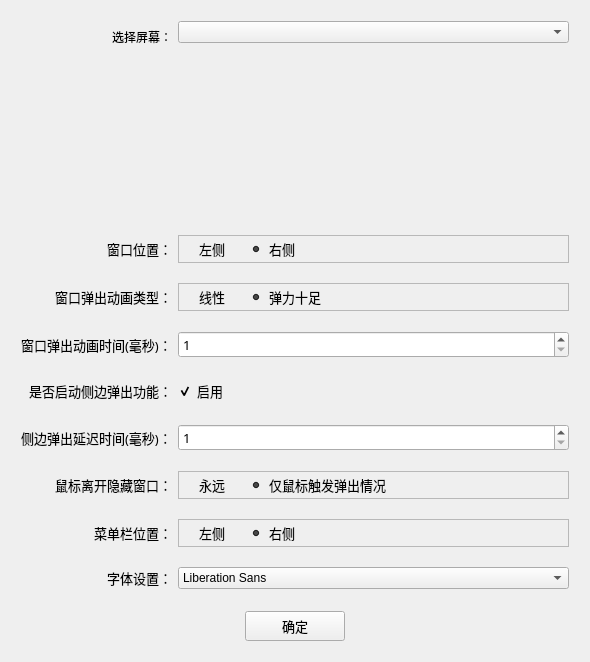
baby7/agile-tiles, file src/card/main_card/SettingCard/setting/setting_screen_form.ui: the form before one commit.
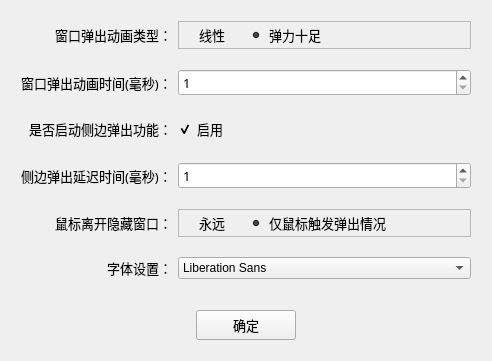
The form after the commit.

```diff
--- a/src/card/main_card/SettingCard/setting/setting_screen_form.ui
+++ b/src/card/main_card/SettingCard/setting/setting_screen_form.ui
@@ -6,8 +6,8 @@
    <rect>
     <x>0</x>
     <y>0</y>
-    <width>590</width>
-    <height>662</height>
+    <width>492</width>
+    <height>361</height>
    </rect>
   </property>
   <property name="windowTitle">
@@ -39,128 +39,7 @@
        <property name="verticalSpacing">
         <number>20</number>
        </property>
-       <item row="1" column="0">
-        <widget class="QLabel" name="label_2">
-         <property name="minimumSize">
-          <size>
-           <width>0</width>
-           <height>20</height>
-          </size>
-         </property>
-         <property name="font">
-          <font>
-           <family>思源黑体</family>
-           <pointsize>10</pointsize>
-          </font>
-         </property>
-         <property name="styleSheet">
-          <string notr="true">background: transparent;</string>
-         </property>
-         <property name="text">
-          <string>窗口位置：</string>
-         </property>
-        </widget>
-       </item>
-       <item row="1" column="1">
-        <widget class="QFrame" name="frame">
-         <property name="styleSheet">
-          <string notr="true"/>
-         </property>
-         <property name="frameShape">
-          <enum>QFrame::StyledPanel</enum>
-         </property>
-         <property name="frameShadow">
-          <enum>QFrame::Raised</enum>
-         </property>
-         <layout class="QGridLayout" name="gridLayout">
-          <property name="leftMargin">
-           <number>0</number>
-          </property>
-          <property name="topMargin">
-           <number>0</number>
-          </property>
-          <property name="rightMargin">
-           <number>0</number>
-          </property>
-          <property name="bottomMargin">
-           <number>0</number>
-          </property>
-          <property name="spacing">
-           <number>0</number>
-          </property>
-          <item row="0" column="0">
-           <layout class="QHBoxLayout" name="horizontalLayout">
-            <property name="spacing">
-             <number>0</number>
-            </property>
-            <item>
-             <widget class="QRadioButton" name="radio_button_form_location_left">
-              <property name="minimumSize">
-               <size>
-                <width>70</width>
-                <height>20</height>
-               </size>
-              </property>
-              <property name="maximumSize">
-               <size>
-                <width>70</width>
-                <height>16777215</height>
-               </size>
-              </property>
-              <property name="sizeIncrement">
-               <size>
-                <width>0</width>
-                <height>0</height>
-               </size>
-              </property>
-              <property name="font">
-               <font>
-                <family>思源黑体</family>
-                <pointsize>10</pointsize>
-               </font>
-              </property>
-              <property name="styleSheet">
-               <string notr="true">background: transparent;</string>
-              </property>
-              <property name="text">
-               <string>左侧</string>
-              </property>
-              <property name="checked">
-               <bool>false</bool>
-              </property>
-             </widget>
-            </item>
-            <item>
-             <widget class="QRadioButton" name="radio_button_form_location_right">
-              <property name="minimumSize">
-               <size>
-                <width>0</width>
-                <height>20</height>
-               </size>
-              </property>
-              <property name="font">
-               <font>
-                <family>思源黑体</family>
-                <pointsize>10</pointsize>
-               </font>
-              </property>
-              <property name="styleSheet">
-               <string notr="true">background: transparent;</string>
-              </property>
-              <property name="text">
-               <string>右侧</string>
-              </property>
-              <property name="checked">
-               <bool>true</bool>
-              </property>
-             </widget>
-            </item>
-           </layout>
-          </item>
-         </layout>
-        </widget>
-       </item>
-       <item row="2" column="0">
+       <item row="0" column="0">
         <widget class="QLabel" name="label">
          <property name="minimumSize">
           <size>
@@ -182,7 +61,7 @@
          </property>
         </widget>
        </item>
-       <item row="2" column="1">
+       <item row="0" column="1">
         <widget class="QFrame" name="frame_4">
          <property name="styleSheet">
           <string notr="true"/>
@@ -278,7 +157,7 @@
          </layout>
         </widget>
        </item>
-       <item row="3" column="0">
+       <item row="1" column="0">
         <widget class="QLabel" name="label_3">
          <property name="minimumSize">
           <size>
@@ -300,7 +179,7 @@
          </property>
         </widget>
        </item>
-       <item row="3" column="1">
+       <item row="1" column="1">
         <layout class="QHBoxLayout" name="horizontalLayout_2">
          <item>
           <widget class="QSpinBox" name="spin_box_form_animation_time">
@@ -329,7 +208,7 @@
          </item>
         </layout>
        </item>
-       <item row="4" column="0">
+       <item row="2" column="0">
         <widget class="QLabel" name="label_5">
          <property name="minimumSize">
           <size>
@@ -351,7 +230,7 @@
          </property>
         </widget>
        </item>
-       <item row="4" column="1">
+       <item row="2" column="1">
         <widget class="QCheckBox" name="check_box_side_popup">
          <property name="minimumSize">
           <size>
@@ -376,7 +255,7 @@
          </property>
         </widget>
        </item>
-       <item row="5" column="0">
+       <item row="3" column="0">
         <widget class="QLabel" name="label_6">
          <property name="minimumSize">
           <size>
@@ -398,7 +277,7 @@
          </property>
         </widget>
        </item>
-       <item row="5" column="1">
+       <item row="3" column="1">
         <layout class="QHBoxLayout" name="horizontalLayout_3">
          <item>
           <widget class="QSpinBox" name="spin_box_side_popup_animation_time">
@@ -427,7 +306,7 @@
          </item>
         </layout>
        </item>
-       <item row="6" column="0">
+       <item row="4" column="0">
         <widget class="QLabel" name="label_8">
          <property name="minimumSize">
           <size>
@@ -449,7 +328,7 @@
          </property>
         </widget>
        </item>
-       <item row="6" column="1">
+       <item row="4" column="1">
         <widget class="QFrame" name="frame_2">
          <property name="styleSheet">
           <string notr="true"/>
@@ -548,128 +427,7 @@
          </layout>
         </widget>
        </item>
-       <item row="7" column="0">
-        <widget class="QLabel" name="label_9">
-         <property name="minimumSize">
-          <size>
-           <width>0</width>
-           <height>20</height>
-          </size>
-         </property>
-         <property name="font">
-          <font>
-           <family>思源黑体</family>
-           <pointsize>10</pointsize>
-          </font>
-         </property>
-         <property name="styleSheet">
-          <string notr="true">background: transparent;</string>
-         </property>
-         <property name="text">
-          <string>菜单栏位置：</string>
-         </property>
-        </widget>
-       </item>
-       <item row="7" column="1">
-        <widget class="QFrame" name="frame_3">
-         <property name="styleSheet">
-          <string notr="true"/>
-         </property>
-         <property name="frameShape">
-          <enum>QFrame::StyledPanel</enum>
-         </property>
-         <property name="frameShadow">
-          <enum>QFrame::Raised</enum>
-         </property>
-         <layout class="QGridLayout" name="gridLayout_4">
-          <property name="leftMargin">
-           <number>0</number>
-          </property>
-          <property name="topMargin">
-           <number>0</number>
-          </property>
-          <property name="rightMargin">
-           <number>0</number>
-          </property>
-          <property name="bottomMargin">
-           <number>0</number>
-          </property>
-          <property name="spacing">
-           <number>0</number>
-          </property>
-          <item row="0" column="0">
-           <layout class="QHBoxLayout" name="horizontalLayout_5">
-            <property name="spacing">
-             <number>0</number>
-            </property>
-            <item>
-             <widget class="QRadioButton" name="radio_button_menu_location_left">
-              <property name="minimumSize">
-               <size>
-                <width>70</width>
-                <height>20</height>
-               </size>
-              </property>
-              <property name="maximumSize">
-               <size>
-                <width>70</width>
-                <height>16777215</height>
-               </size>
-              </property>
-              <property name="sizeIncrement">
-               <size>
-                <width>0</width>
-                <height>0</height>
-               </size>
-              </property>
-              <property name="font">
-               <font>
-                <family>思源黑体</family>
-                <pointsize>10</pointsize>
-               </font>
-              </property>
-              <property name="styleSheet">
-               <string notr="true">background: transparent;</string>
-              </property>
-              <property name="text">
-               <string>左侧</string>
-              </property>
-              <property name="checked">
-               <bool>false</bool>
-              </property>
-             </widget>
-            </item>
-            <item>
-             <widget class="QRadioButton" name="radio_button_menu_location_right">
-              <property name="minimumSize">
-               <size>
-                <width>0</width>
-                <height>20</height>
-               </size>
-              </property>
-              <property name="font">
-               <font>
-                <family>思源黑体</family>
-                <pointsize>10</pointsize>
-               </font>
-              </property>
-              <property name="styleSheet">
-               <string notr="true">background: transparent;</string>
-              </property>
-              <property name="text">
-               <string>右侧</string>
-              </property>
-              <property name="checked">
-               <bool>true</bool>
-              </property>
-             </widget>
-            </item>
-           </layout>
-          </item>
-         </layout>
-        </widget>
-       </item>
-       <item row="8" column="0">
+       <item row="5" column="0">
         <widget class="QLabel" name="label_10">
          <property name="minimumSize">
           <size>
@@ -691,85 +449,13 @@
          </property>
         </widget>
        </item>
-       <item row="8" column="1">
+       <item row="5" column="1">
         <widget class="QFontComboBox" name="font_combo_box">
          <property name="editable">
           <bool>false</bool>
          </property>
         </widget>
        </item>
-       <item row="0" column="0">
-        <widget class="QLabel" name="label_4">
-         <property name="styleSheet">
-          <string notr="true">background: transparent;</string>
-         </property>
-         <property name="text">
-          <string>选择屏幕：</string>
-         </property>
-        </widget>
-       </item>
-       <item row="0" column="1">
-        <layout class="QVBoxLayout" name="verticalLayout_2">
-         <property name="spacing">
-          <number>10</number>
-         </property>
-         <item>
-          <widget class="QComboBox" name="screen_combo_box"/>
-         </item>
-         <item>
-          <layout class="QHBoxLayout" name="horizontalLayout_8">
-           <item>
-            <spacer name="horizontalSpacer_4">
-             <property name="orientation">
-              <enum>Qt::Horizontal</enum>
-             </property>
-             <property name="sizeHint" stdset="0">
-              <size>
-               <width>40</width>
-               <height>20</height>
-              </size>
-             </property>
-            </spacer>
-           </item>
-           <item>
-            <widget class="QLabel" name="screenshot_label">
-             <property name="minimumSize">
-              <size>
-               <width>288</width>
-               <height>162</height>
-              </size>
-             </property>
-             <property name="maximumSize">
-              <size>
-               <width>288</width>
-               <height>162</height>
-              </size>
-             </property>
-             <property name="text">
-              <string/>
-             </property>
-             <property name="scaledContents">
-              <bool>true</bool>
-             </property>
-            </widget>
-           </item>
-           <item>
-            <spacer name="horizontalSpacer_3">
-             <property name="orientation">
-              <enum>Qt::Horizontal</enum>
-             </property>
-             <property name="sizeHint" stdset="0">
-              <size>
-               <width>40</width>
-               <height>20</height>
-              </size>
-             </property>
-            </spacer>
-           </item>
-          </layout>
-         </item>
-        </layout>
-       </item>
       </layout>
      </item>
      <item>
```
Left out of the diff: 14 changed lines with no effect on the pictures.
